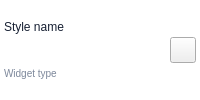
Old version of the form styleeditor/panels/stylewidgettreerow.ui in the repository daonvshu/qt-animated-widgets.
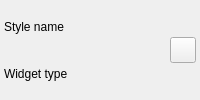
New version of the form. Custom widgets are drawn as their Qt base class.

Commit message: feat: add light and dark editor themes

```diff
--- a/styleeditor/panels/stylewidgettreerow.ui
+++ b/styleeditor/panels/stylewidgettreerow.ui
@@ -3,12 +3,24 @@
  <class>StyleWidgetTreeRow</class>
  <widget class="QWidget" name="StyleWidgetTreeRow">
   <property name="styleSheet">
-   <string notr="true">QWidget#StyleWidgetTreeRow { background: transparent; }
-QLabel#nameLabel { color: #172033; font-size: 12px; background: transparent; }
-QLabel#detailLabel { color: #7c879a; font-size: 10px; background: transparent; }
-animatedwidgets--HoverIconButton {
-    qproperty-backgroundHover: #e5e9ff; qproperty-contentNormal: #7c879a; qproperty-contentHover: #5b67f1;
-    qproperty-animateContentColor: true; qproperty-iconHint: true; qproperty-cornerRadius: 6;
+   <string notr="true">QWidget#StyleWidgetTreeRow[editorControl=&quot;true&quot;] {
+    background: transparent;
+}
+
+#StyleWidgetTreeRow[editorControl=&quot;true&quot;] QLabel#nameLabel[editorControl=&quot;true&quot;] {
+    font-size: 12px;
+    background: transparent;
+}
+
+#StyleWidgetTreeRow[editorControl=&quot;true&quot;] QLabel#detailLabel[editorControl=&quot;true&quot;] {
+    font-size: 10px;
+    background: transparent;
+}
+
+#StyleWidgetTreeRow[editorControl=&quot;true&quot;] animatedwidgets--HoverIconButton[editorControl=&quot;true&quot;] {
+    qproperty-animateContentColor: true;
+    qproperty-iconHint: true;
+    qproperty-cornerRadius: 6;
 }</string>
   </property>
   <layout class="QHBoxLayout" name="rowLayout">
```
Left out of the diff: 8 changed lines with no effect on the pictures. The commit also changes 59 other files.
